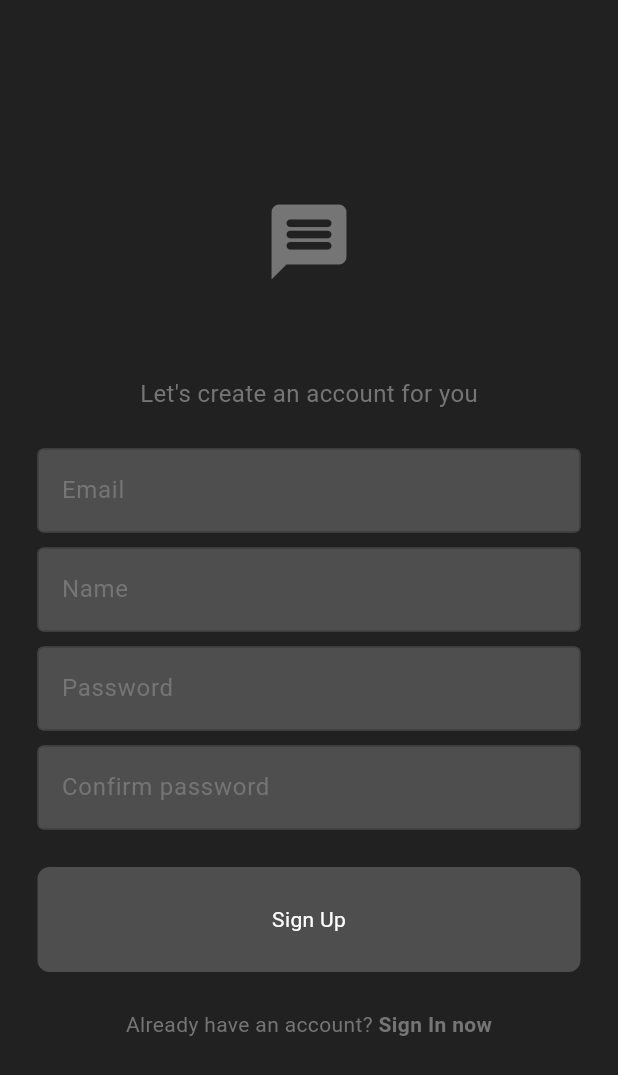
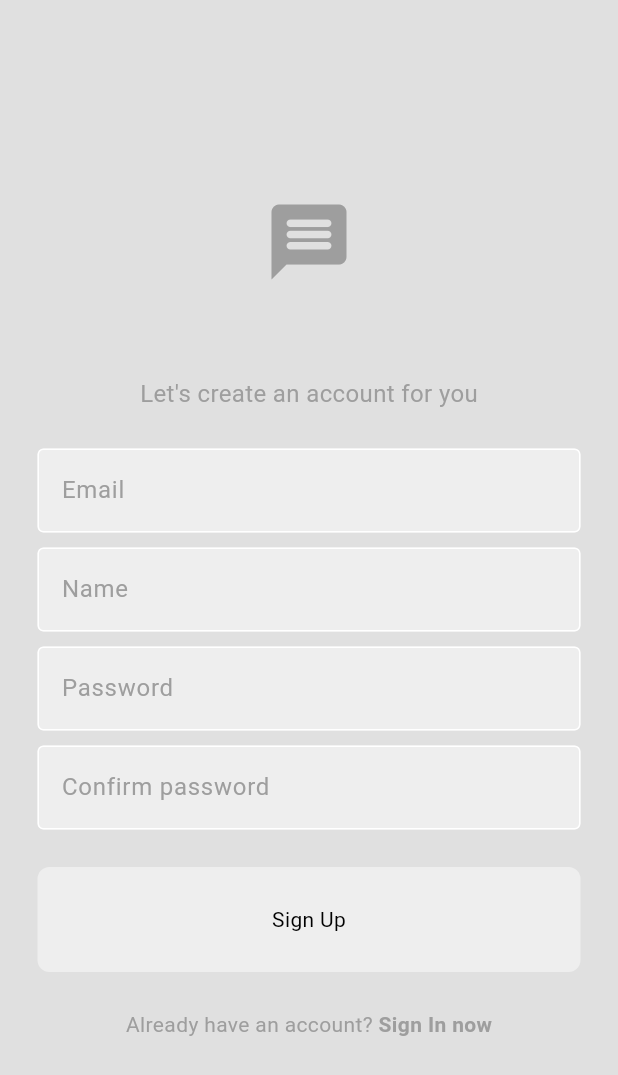
Before and after one commit to FatwahFir/simple-chat-app, a Flutter app: the screen it shows after launch, after a tap on "Sign Up now", on a phone screen of 412 x 824 dp. Shown: the top 1075 px of the screen. Run offline on Flutter 3.47's test engine with Material 3 defaults, Android fonts, the phone set to English and light mode, and no system bars; our stand-ins replace bloc, cloud_firestore, dartz, equatable, firebase_auth, firebase_core and 3 more; accounts and stored records are empty.

Commit message:
Theme fixed

```diff
--- a/lib/core/extensions/context_extension.dart
+++ b/lib/core/extensions/context_extension.dart
@@ -1,4 +1,6 @@
+import 'package:chat_app/core/themes/theme_provider.dart';
 import 'package:flutter/material.dart';
+import 'package:provider/provider.dart';
 
 extension ContextExt on BuildContext {
   ThemeData get theme => Theme.of(this);
@@ -13,4 +15,8 @@ extension ContextExt on BuildContext {
   Color get backgroundColor => theme.colorScheme.surface;
   Color get tertiary => theme.colorScheme.tertiary;
   Color get inversPrimary => theme.colorScheme.inversePrimary;
+
+  ThemeProvider get themeProvider => read<ThemeProvider>();
+  ThemeData? get themeData => themeProvider.theme;
+  bool get isDarkmode => themeProvider.isDarkMode();
 }
--- a/lib/core/services/injector_container.dart
+++ b/lib/core/services/injector_container.dart
@@ -1,4 +1,3 @@
-import 'package:chat_app/features/Settings/presentation/cubit/theme_cubit.dart';
 import 'package:chat_app/features/auth/data/datasources/auth_remote_data_src.dart';
 import 'package:chat_app/features/auth/data/repositories/auth_repository_impl.dart';
 import 'package:chat_app/features/auth/domain/repositories/auth_repository.dart';
@@ -38,9 +37,6 @@ Future<void> init() async {
         getMessages: sl(),
         sendMessage: sl(),
       ),
-    )
-    ..registerFactory(
-      () => ThemeCubit(),
     )
 
     //Usecases
--- a/lib/core/services/router.dart
+++ b/lib/core/services/router.dart
@@ -1,5 +1,5 @@
 import 'package:chat_app/core/services/injector_container.dart';
-import 'package:chat_app/features/Settings/presentation/cubit/theme_cubit.dart';
+import 'package:chat_app/features/Settings/presentation/cubit/settings_cubit.dart';
 import 'package:chat_app/features/Settings/presentation/pages/settings_page.dart';
 import 'package:chat_app/features/auth/presentation/cubit/auth_cubit.dart';
 import 'package:chat_app/features/auth/presentation/pages/sign_in_page.dart';
@@ -53,9 +53,8 @@ Route<dynamic> generateRoute(RouteSettings settings) {
       );
     case SettingsPage.routeName:
       return _pageBuilder(
-        (_) => BlocProvider.value(
-          // Menggunakan BlocProvider.value untuk ThemeCubit
-          value: sl<ThemeCubit>(), // Gunakan instance yang ada
+        (_) => BlocProvider(
+          create: (_) => SettingsCubit(),
           child: const SettingsPage(),
         ),
         settings: settings,
--- /dev/null
+++ b/lib/core/themes/theme_provider.dart
@@ -0,0 +1,20 @@
+import 'package:chat_app/core/themes/dark_mode.dart';
+import 'package:chat_app/core/themes/light_mode.dart';
+import 'package:flutter/material.dart';
+
+class ThemeProvider extends ChangeNotifier {
+  late ThemeData _theme;
+
+  ThemeProvider() {
+    _theme = lightMode;
+  }
+
+  ThemeData get theme => _theme;
+
+  void toggleTheme() {
+    _theme = _theme == lightMode ? darkMode : lightMode;
+    notifyListeners();
+  }
+
+  bool isDarkMode() => _theme == darkMode;
+}
--- a/lib/features/Settings/presentation/cubit/theme_cubit.dart
+++ /dev/null
@@ -1,12 +0,0 @@
-import 'package:bloc/bloc.dart';
-import 'package:chat_app/core/themes/dark_mode.dart';
-import 'package:chat_app/core/themes/light_mode.dart';
-import 'package:flutter/material.dart';
-
-class ThemeCubit extends Cubit<ThemeData> {
-  ThemeCubit() : super(lightMode);
-
-  void toggleTheme() {
-    emit(state.brightness == Brightness.light ? darkMode : lightMode);
-  }
-}
--- a/lib/main.dart
+++ b/lib/main.dart
@@ -1,12 +1,11 @@
 import 'package:chat_app/core/services/injector_container.dart';
 import 'package:chat_app/core/services/router.dart';
-import 'package:chat_app/core/themes/dark_mode.dart';
-import 'package:chat_app/features/Settings/presentation/cubit/theme_cubit.dart';
+import 'package:chat_app/core/themes/theme_provider.dart';
 import 'package:chat_app/features/auth/presentation/pages/sign_in_page.dart';
 import 'package:chat_app/firebase_options.dart';
 import 'package:firebase_core/firebase_core.dart';
 import 'package:flutter/material.dart';
-import 'package:flutter_bloc/flutter_bloc.dart';
+import 'package:provider/provider.dart';
 
 Future<void> main() async {
   WidgetsFlutterBinding.ensureInitialized();
@@ -15,10 +14,14 @@ Future<void> main() async {
   );
   await init();
 
-  runApp(BlocProvider(
-    create: (context) => sl<ThemeCubit>(),
-    child: const MyApp(),
-  ));
+  runApp(
+    MultiProvider(
+      providers: [
+        ChangeNotifierProvider(create: (_) => ThemeProvider()),
+      ],
+      child: const MyApp(),
+    ),
+  );
 }
 
 class MyApp extends StatelessWidget {
@@ -26,17 +29,12 @@ class MyApp extends StatelessWidget {
 
   @override
   Widget build(BuildContext context) {
-    //TODO: Fixing Theme Bug
-    return BlocBuilder<ThemeCubit, ThemeData>(
-      builder: (context, state) {
-        return MaterialApp(
-          debugShowCheckedModeBanner: false,
-          title: 'Education App',
-          theme: darkMode,
-          onGenerateRoute: generateRoute,
-          initialRoute: SignInPage.routeName,
-        );
-      },
+    return MaterialApp(
+      debugShowCheckedModeBanner: false,
+      title: 'Chat App',
+      theme: context.watch<ThemeProvider>().theme,
+      onGenerateRoute: generateRoute,
+      initialRoute: SignInPage.routeName,
     );
   }
 }
--- a/pubspec.yaml
+++ b/pubspec.yaml
@@ -44,6 +44,7 @@ dependencies:
   equatable: ^2.0.7
   get_it: ^8.0.2
   freezed_annotation: ^2.4.4
+  provider: ^6.1.2
 
 dev_dependencies:
   flutter_test:
```
Also changed, not shown: lib/features/Settings/presentation/pages/settings_page.dart (+8 -11 lines), pubspec.lock.
